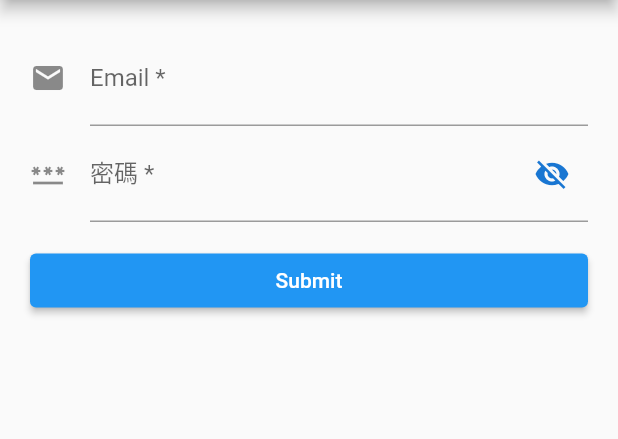
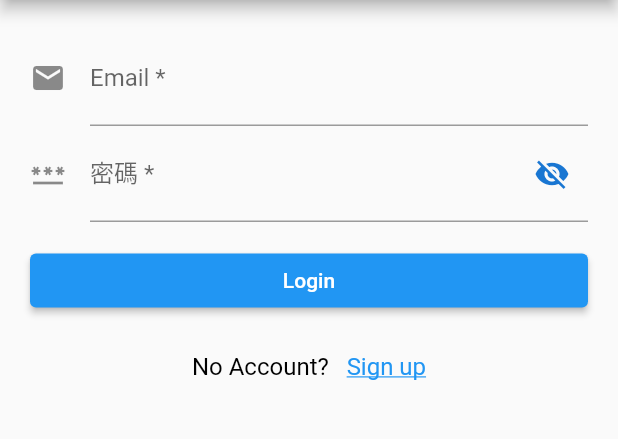
Before and after one commit to gooliluck/RebornCustomer, a Flutter app: the screen it shows after launch, on a phone screen of 412 x 824 dp, the part 84-523 px from its top. Run offline on Flutter 3.47's test engine with Material 2 defaults, Android fonts, the light colour scheme and no system bars; our stand-ins replace firebase_auth, firebase_core, logger; accounts and stored records are empty; statements that could not run were skipped.

Commit message:
update sign in page

```diff
--- a/lib/login/LoginPage.dart
+++ b/lib/login/LoginPage.dart
@@ -1,9 +1,6 @@
 import 'package:flutter/material.dart';
-import 'package:gooliluck_customer_controller/pages/OrderList.dart';
-import 'package:gooliluck_customer_controller/utils.dart';
-import 'package:gooliluck_customer_controller/widgets/GLEmail.dart';
-import 'package:gooliluck_customer_controller/widgets/GLPassword.dart';
-
+import 'package:gooliluck_customer_controller/login/authwidget/LoginWidget.dart';
+import 'package:gooliluck_customer_controller/login/authwidget/SignUpWidget.dart';
 class LoginPage extends StatefulWidget {
   const LoginPage({Key? key}) : super(key: key);
   static const String route = '/';
@@ -13,71 +10,11 @@ class LoginPage extends StatefulWidget {
 }
 
 class _LoginPage extends State<LoginPage> {
-  final _fromKey = GlobalKey<FormState>();
-  String _email = '';
-  String _password = '';
-  bool _passwordVisible = false;
-
+  bool _isLogin = true;
   @override
   Widget build(BuildContext context) {
-    return Builder(
-      builder: (buildContext) {
-        return Scaffold(
-            appBar: AppBar(
-              title: const Text('title'),
-              leading: const Text('leading'),
-            ),
-            body: Form(
-              key: _fromKey,
-              child: ListView(
-                padding: const EdgeInsets.all(20),
-                children: [
-                  buildTextFormFieldForEmail((changedValue) {
-                    _email = changedValue ?? '';
-                  }),
-                  buildTextFormFieldForPassword((changedValue) {
-                    _password = changedValue ?? '';
-                  }, _passwordVisible,
-                      visibleIcon: buildVisibleIconButton(), lastField: true),
-                  const SizedBox(
-                    height: 15,
-                  ),
-                  buildSubmitButton()
-                ],
-              ),
-            ));
-      },
-    );
+    return _isLogin ? LoginWidget(onClickedSignUp: toggle,)
+        : SignUpWidget(onClickedSignIn: toggle);
   }
-
-  Widget buildSubmitButton() {
-    return ElevatedButton(
-        onPressed: () {
-          if (_fromKey.currentState != null) {
-            final formState = _fromKey.currentState!;
-            if (formState.validate()) {
-              formState.save();
-              logW('email is $_email\npassword is $_password');
-              Navigator.of(context).pushNamed(OrderList.route);
-            }
-          } else {
-            logE('currentState is null');
-          }
-        },
-        child: const Text('Submit'));
-  }
-
-  IconButton buildVisibleIconButton() {
-    return IconButton(
-        onPressed: () {
-          setState(() {
-            _passwordVisible = !_passwordVisible;
-          });
-        },
-        icon: Icon(
-          // Based on passwordVisible state choose the icon
-          _passwordVisible ? Icons.visibility : Icons.visibility_off,
-          color: Theme.of(context).primaryColorDark,
-        ));
-  }
+  void toggle() => setState(()=> _isLogin = !_isLogin);
 }
--- /dev/null
+++ b/lib/login/authwidget/LoginWidget.dart
@@ -0,0 +1,121 @@
+import 'package:firebase_auth/firebase_auth.dart';
+import 'package:flutter/gestures.dart';
+import 'package:flutter/material.dart';
+import 'package:gooliluck_customer_controller/pages/OrderList.dart';
+import 'package:gooliluck_customer_controller/widgets/GLEmail.dart';
+import 'package:gooliluck_customer_controller/widgets/GLPassword.dart';
+import '../../utils.dart';
+
+class LoginWidget extends StatefulWidget {
+  final VoidCallback onClickedSignUp;
+
+  const LoginWidget({Key? key, required this.onClickedSignUp})
+      : super(key: key);
+
+  @override
+  State<StatefulWidget> createState() => _LoginWidgetState();
+
+}
+
+class _LoginWidgetState extends State<LoginWidget> {
+
+  final _fromKey = GlobalKey<FormState>();
+  String _email = '';
+  String _password = '';
+  bool _passwordVisible = false;
+
+  @override
+  Widget build(BuildContext context) {
+    return Builder(
+      builder: (buildContext) {
+        return Scaffold(
+            appBar: AppBar(
+              title: const Text('title'),
+              leading: const Text('leading'),
+            ),
+            body: Form(
+              key: _fromKey,
+              child: Center(
+                child: ListView(
+                  padding: const EdgeInsets.all(20),
+                  children: [
+                    buildTextFormFieldForEmail((changedValue) {
+                      _email = changedValue ?? '';
+                    }),
+                    buildTextFormFieldForPassword((changedValue) {
+                      _password = changedValue ?? '';
+                    }, _passwordVisible,
+                        visibleIcon: buildVisibleIconButton(), lastField: true),
+                    const SizedBox(
+                      height: 15,
+                    ),
+                    buildSubmitButton(),
+                    SizedBox(height: 24,),
+                    _forgetPasswordRow(),
+                  ],
+                ),
+              ),
+            ));
+      },
+    );
+  }
+
+  Widget _forgetPasswordRow() {
+    return Center(
+      child: RichText(text: TextSpan(
+          style: const TextStyle(color: Colors.black, fontSize: 16),
+          text: 'No Account?   ',
+          children: [
+            TextSpan(
+                recognizer: TapGestureRecognizer()
+                  ..onTap = widget.onClickedSignUp,
+                text: 'Sign up',
+                style: TextStyle(
+                    decoration: TextDecoration.underline,
+                    color: Theme
+                        .of(context)
+                        .colorScheme
+                        .secondary
+                )
+            )
+          ]
+      )),
+    );
+  }
+
+  Widget buildSubmitButton() {
+    return ElevatedButton(
+        onPressed: () {
+          if (_fromKey.currentState != null) {
+            final formState = _fromKey.currentState!;
+            if (formState.validate()) {
+              formState.save();
+              logW('email is $_email\npassword is $_password');
+
+              Navigator.of(context).pushNamed(OrderList.route);
+            }
+          } else {
+            logE('currentState is null');
+          }
+        },
+        child: const Text('Login'));
+  }
+
+  IconButton buildVisibleIconButton() {
+    return IconButton(
+        onPressed: () {
+          setState(() {
+            _passwordVisible = !_passwordVisible;
+          });
+        },
+        icon: Icon(
+          // Based on passwordVisible state choose the icon
+          _passwordVisible ? Icons.visibility : Icons.visibility_off,
+          color: Theme
+              .of(context)
+              .primaryColorDark,
+        ));
+  }
+
+
+}
--- a/pubspec.yaml
+++ b/pubspec.yaml
@@ -35,6 +35,9 @@ dependencies:
   # The following adds the Cupertino Icons font to your application.
   # Use with the CupertinoIcons class for iOS style icons.
   cupertino_icons: ^1.0.2
+  firebase_core: ^1.17.1
+  firebase_auth: ^3.3.19
+  firebase_storage: ^10.2.17
 
 dev_dependencies:
   flutter_test:
```
Also changed, not shown: lib/login/ForgotPasswordPage.dart (added, +59 -0 lines), lib/login/authwidget/SignUpWidget.dart (added, +118 -0 lines), lib/main.dart (+9 -2 lines), lib/firebase_options.dart (added), pubspec.lock, 1 other file.
